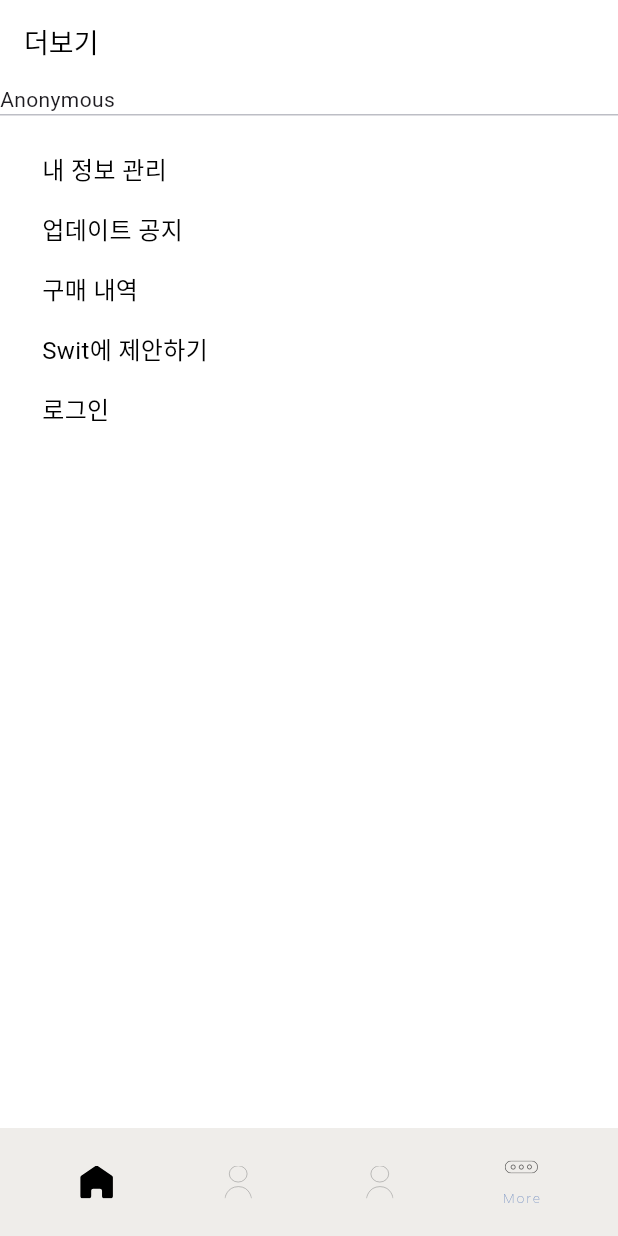
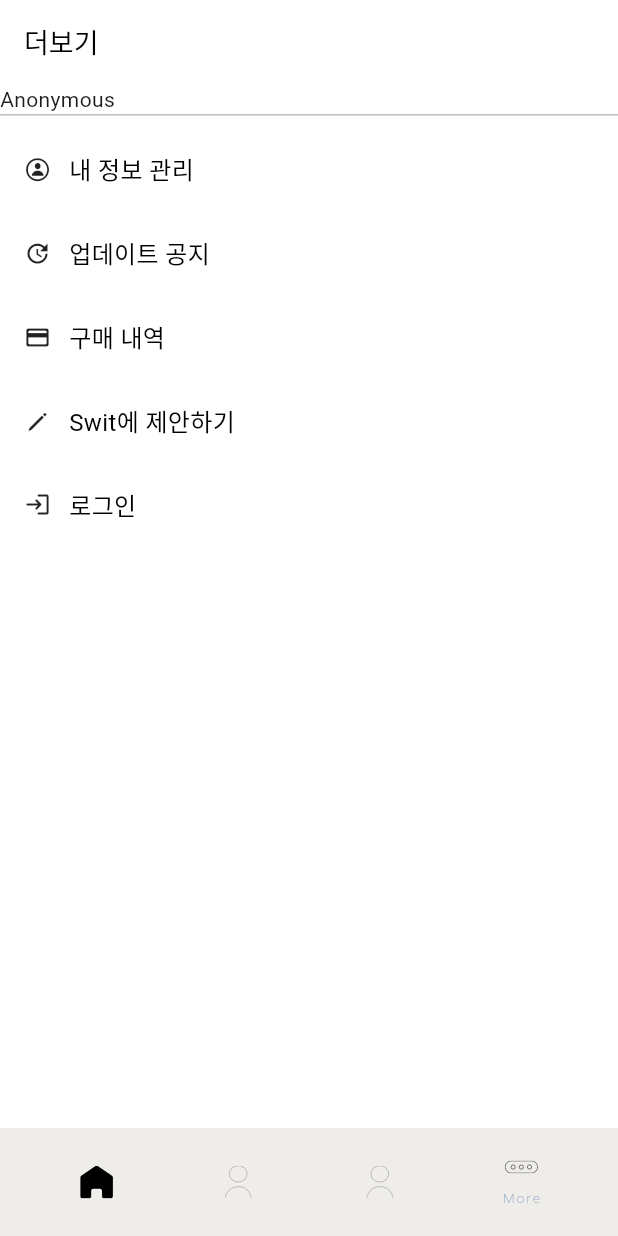
Before and after one commit to rainofmay/swit, a Flutter app: the screen it shows after launch, item 4 of the bottom bar chosen, after a tap on "내 정보 관리", on a phone screen of 412 x 824 dp. Run offline on Flutter 3.47's test engine with Material 3 defaults, Android fonts, the phone set to English and light mode, and no system bars; our stand-ins replace cached_network_image, firebase_core, flutter_dotenv, flutter_svg, freezed_annotation, get and 6 more; accounts and stored records are empty; Roboto replaces fonts that are missing (cafe24OhsquareAir).

Commit message:
[Update]

```diff
--- a/lib/core/di/home_binding.dart
+++ b/lib/core/di/home_binding.dart
@@ -1,5 +1,6 @@
 import 'package:get/get.dart';
 import 'package:swit/features/home/presentations/viewmodel/bottombar_viewmodel.dart';
+import 'package:swit/features/study/setting/presentation/viewmodel/bg_setting_view_model.dart';
 
 class HomeBinding extends Bindings {
   @override
--- a/lib/core/di/setting_binding.dart
+++ b/lib/core/di/setting_binding.dart
@@ -4,6 +4,6 @@ import 'package:swit/features/study/setting/presentation/viewmodel/bg_setting_vi
 class SettingBinding extends Bindings {
   @override
   void dependencies() {
-    Get.lazyPut<BgSettingViewModel>(() => BgSettingViewModel());
+    Get.put(BgSettingViewModel(), permanent: true);
   }
 }
--- a/lib/core/router/app_pages.dart
+++ b/lib/core/router/app_pages.dart
@@ -22,7 +22,7 @@ class AppPages {
       children: [
         GetPage(
           name: Routes.STUDY,
-          page: () => const StudyScreen(),
+          page: () => StudyScreen(),
           children: [
             GetPage(
               name: Routes.AUDIO,
--- a/lib/features/home/presentations/view/home_screen.dart
+++ b/lib/features/home/presentations/view/home_screen.dart
@@ -31,7 +31,7 @@ Widget _buildTabScreen(HomeTab tab) {
   // switch 패턴 매칭
   switch (tab) {
     case HomeTab.home:
-      return const StudyScreen();
+      return StudyScreen();
     case HomeTab.record:
       return const RecordScreen();
     case HomeTab.mate:
--- a/lib/features/mate/presentation/view/mate_screen.dart
+++ b/lib/features/mate/presentation/view/mate_screen.dart
@@ -1,10 +1,14 @@
 import 'package:flutter/material.dart';
+import 'package:swit/shared/widgets/custom_appbar.dart';
+import 'package:swit/shared/widgets/custom_scaffold.dart';
 
 class MateScreen extends StatelessWidget {
   const MateScreen({super.key});
 
   @override
   Widget build(BuildContext context) {
-    return const Text('친구 관련');
+    return CustomScaffold(
+      appBar: CustomAppBar(appbarTitle: '메이트'),
+    );
   }
 }
--- a/lib/features/more/presentation/view/more.screen.dart
+++ b/lib/features/more/presentation/view/more.screen.dart
@@ -1,6 +1,8 @@
+import 'package:flutter/cupertino.dart';
 import 'package:flutter/material.dart';
 import 'package:swit/features/more/presentation/widgets/profile_row.dart';
 import 'package:swit/shared/constant/color_box.dart';
+import 'package:swit/shared/constant/icon_size.dart';
 import 'package:swit/shared/widgets/custom_appbar.dart';
 import 'package:swit/shared/widgets/custom_gap.dart';
 import 'package:swit/shared/widgets/custom_scaffold.dart';
@@ -12,11 +14,7 @@ class MoreScreen extends StatelessWidget {
   @override
   Widget build(BuildContext context) {
     return CustomScaffold(
-      appBar: CustomAppBar(
-        isCenterTitle: false,
-        appbarTitle: '더보기',
-        contentColor: ColorBox.black,
-      ),
+      appBar: CustomAppBar(appbarTitle: '더보기'),
       body: Column(
         crossAxisAlignment: CrossAxisAlignment.start,
         children: [
@@ -31,15 +29,31 @@ class MoreScreen extends StatelessWidget {
             child: Column(
               crossAxisAlignment: CrossAxisAlignment.start,
               children: [
-                TapRow(title: '내 정보 관리', onTap: () {}),
-                const CustomGap(16),
-                TapRow(title: '업데이트 공지', onTap: () {}),
-                const CustomGap(16),
-                TapRow(title: '구매 내역', onTap: () {}),
-                const CustomGap(16),
-                TapRow(title: 'Swit에 제안하기', onTap: () {}),
-                const CustomGap(16),
-                TapRow(title: '로그인', onTap: () {}),
+                TapRow(
+                    widget:
+                        Icon(CupertinoIcons.person_circle, size: IconSize.md),
+                    title: '내 정보 관리',
+                    onTap: () {}),
+                const CustomGap(32),
+                TapRow(
+                    widget: Icon(Icons.update, size: IconSize.md),
+                    title: '업데이트 공지',
+                    onTap: () {}),
+                const CustomGap(32),
+                TapRow(
+                    widget: Icon(Icons.payment_rounded, size: IconSize.md),
+                    title: '구매 내역',
+                    onTap: () {}),
+                const CustomGap(32),
+                TapRow(
+                    widget: Icon(CupertinoIcons.pencil, size: IconSize.md),
+                    title: 'Swit에 제안하기',
+                    onTap: () {}),
+                const CustomGap(32),
+                TapRow(
+                    widget: Icon(Icons.login_rounded, size: IconSize.md),
+                    title: '로그인',
+                    onTap: () {}),
               ],
             ),
           )
--- a/lib/features/record/presentation/widgets/clock.dart
+++ /dev/null
@@ -1,44 +0,0 @@
-import 'dart:async';
-import 'package:flutter/material.dart';
-import 'package:intl/intl.dart';
-
-class ClockScreen extends StatefulWidget {
-  const ClockScreen({Key? key}) : super(key: key);
-
-  @override
-  State<ClockScreen> createState() => _ClockScreenState();
-}
-
-class _ClockScreenState extends State<ClockScreen> {
-  var timeNow;
-
-  time() {
-    var timenow = DateFormat.jms().format(DateTime.now());
-    setState(() {
-      timeNow = timenow;
-    });
-  }
-
-  @override
-  void initState() {
-    // TODO: implement initState
-    super.initState();
-    Timer.periodic(const Duration(milliseconds: 30), (timer) {
-      setState(() {
-        time();
-      });
-    });
-  }
-
-  @override
-  Widget build(BuildContext context) {
-    return Column(
-      children: [
-        const SizedBox(
-          height: 50,
-        ),
-        Text('시계 페이지')
-      ],
-    );
-  }
-}
--- a/lib/features/study/study_screen.dart
+++ b/lib/features/study/study_screen.dart
@@ -3,21 +3,20 @@ import 'package:get/get.dart';
 import 'package:swit/core/router/app_pages.dart';
 import 'package:swit/features/study/schedule/presentation/view/schedule_screen.dart';
 import 'package:swit/features/study/schedule/presentation/widgets/calendar.dart';
+import 'package:swit/features/study/setting/presentation/viewmodel/bg_setting_view_model.dart';
 import 'package:swit/shared/constant/color_box.dart';
 import 'package:swit/shared/widgets/custom_appbar.dart';
 import 'package:swit/shared/widgets/custom_gap.dart';
 import 'package:swit/shared/widgets/action_icon_button.dart';
 
-class StudyScreen extends StatelessWidget {
+class StudyScreen extends GetView<BgSettingViewModel> {
   const StudyScreen({super.key});
 
   @override
   Widget build(BuildContext context) {
     return Scaffold(
       appBar: CustomAppBar(
-        isCenterTitle: false,
         appbarTitle: '스터디',
-        contentColor: ColorBox.black,
         actions: [
           ActionIconButton(
               svgAsset: 'assets/icons/headset.svg',
@@ -36,18 +35,23 @@ class StudyScreen extends StatelessWidget {
         ],
       ),
       body: Stack(
-        children: [Positioned(
+        children: [
+          SizedBox.expand(
+              child: Obx(() => Image.asset(controller.bgThemeMap[controller.editingTheme]!, fit: BoxFit.fill))),
+
+          Positioned(
             top: 50,
             right: 30,
             child: GestureDetector(
               onTap: () {
                 Get.to(() => ScheduleScreen());
               },
-              child: Container(
+              child: SizedBox(
                   width: 100,
                   height: 80,
-                  child: Image.asset('assets/images/calendar.png')),
-            ))],
+                  child: Image.asset('assets/images/calendar.png'),
+              ))),
+        ],
       ),
     );
   }
--- a/lib/main.dart
+++ b/lib/main.dart
@@ -5,6 +5,7 @@ import 'package:supabase_flutter/supabase_flutter.dart';
 import 'package:swit/core/router/app_pages.dart';
 import 'package:swit/features/home/presentations/view/home_screen.dart';
 import 'package:swit/features/home/presentations/viewmodel/bottombar_viewmodel.dart';
+import 'package:swit/features/study/setting/presentation/viewmodel/bg_setting_view_model.dart';
 import 'shared/constant/themes.dart' as main_themes;
 
 void main() async {
@@ -34,6 +35,10 @@ class MyApp extends StatelessWidget {
       // supportedLocales: const [
       //   Locale('ko', 'KR'),
       // ],
+      initialBinding: BindingsBuilder(() {
+        Get.put(BgSettingViewModel());
+        // Get.put(MainController());
+      }),
       initialRoute: AppPages.INITIAL,
       getPages: AppPages.routes,
       theme: main_themes.theme,
--- a/lib/shared/widgets/custom_appbar.dart
+++ b/lib/shared/widgets/custom_appbar.dart
@@ -29,7 +29,7 @@ class CustomAppBar extends StatelessWidget implements PreferredSizeWidget {
     return AppBar(
       scrolledUnderElevation: 0,
       titleSpacing: titleSpacing,
-      centerTitle: isCenterTitle,
+      centerTitle: isCenterTitle ?? false,
       backgroundColor: backgroundColor ?? ColorBox.white,
       shape: Border(
         bottom: BorderSide(
```
Also changed, not shown: lib/features/record/presentation/view/record_screen.dart (+3 -7 lines), lib/features/record/presentation/widgets/study_record.dart (added, +12 -0 lines), assets/images/day_photo.jpg.
